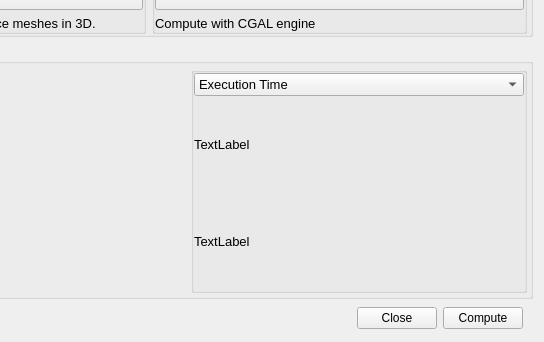
Qt form MyPlugDialog.ui (SalomePlatform/meshbooleanplugin) before a commit; both pictures show x 247 to 791 and y 287 to 629 of the 791 by 629 pixel window.
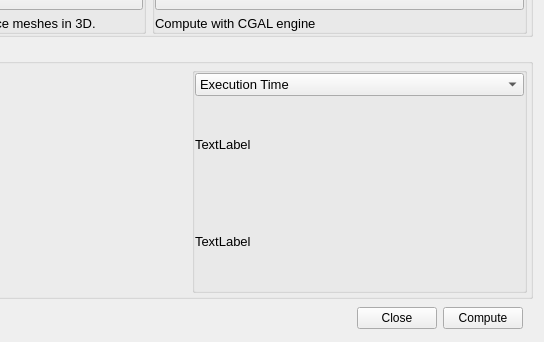
The same form after that commit. Custom widgets are drawn as their Qt base class.

Commit message: feat: working booleans (import/exports, linked with VTK)

```diff
--- a/MyPlugDialog.ui
+++ b/MyPlugDialog.ui
@@ -613,7 +613,7 @@
      </property>
      <layout class="QHBoxLayout" name="horizontalLayout" stretch="5,4">
       <property name="spacing">
-       <number>0</number>
+       <number>3</number>
       </property>
       <property name="leftMargin">
        <number>3</number>
```
The commit also changes 2 other files.
